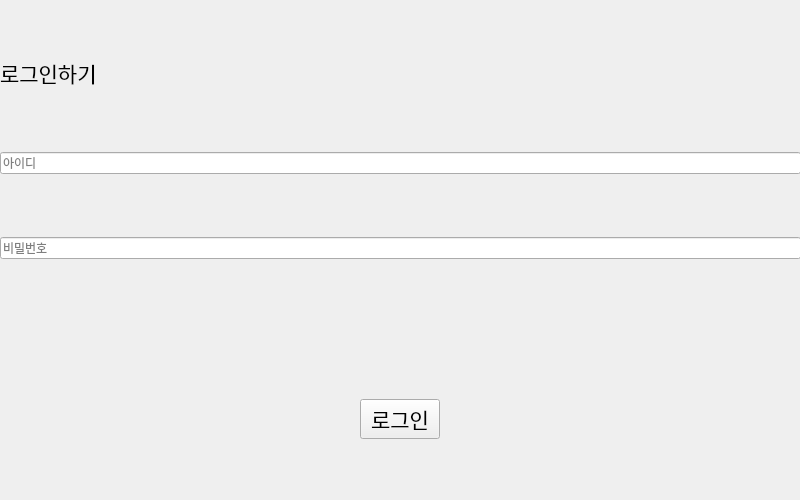
This is ui/login-page.ui in Veda-Qt/project as Qt 5 draws it before an edit. The edited form follows.
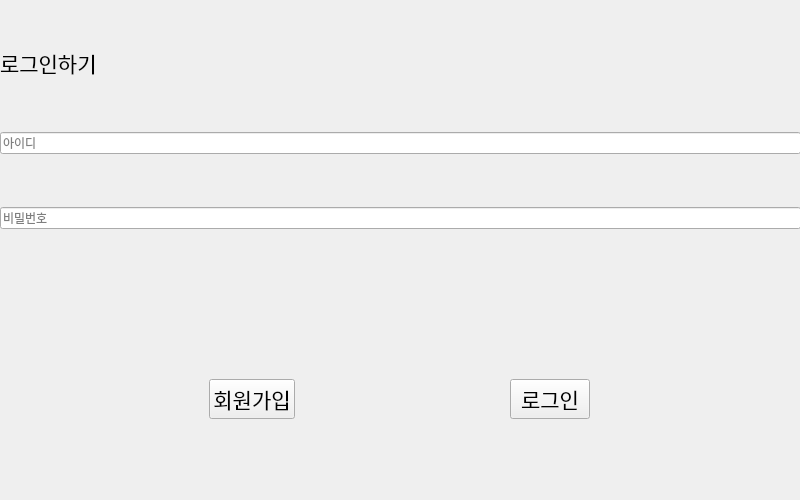
This is the edited form.

Commit message: FEATURE: add pushbutton for add user

```diff
--- a/ui/login-page.ui
+++ b/ui/login-page.ui
@@ -22,7 +22,10 @@
      <height>501</height>
     </rect>
    </property>
-   <layout class="QVBoxLayout" name="vlay0">
+   <layout class="QVBoxLayout" name="vlay0" stretch="0,0,0,0,0">
+    <property name="sizeConstraint">
+     <enum>QLayout::SizeConstraint::SetDefaultConstraint</enum>
+    </property>
     <item>
      <widget class="QLabel" name="lbl_login">
       <property name="sizePolicy">
@@ -71,7 +74,43 @@
       </property>
      </widget>
     </item>
-    <item alignment="Qt::AlignmentFlag::AlignHCenter">
+    <item>
+     <widget class="QWidget" name="widget" native="true">
+      <property name="maximumSize">
+       <size>
+        <width>16777215</width>
+        <height>100</height>
+       </size>
+      </property>
+      <widget class="QWidget" name="horizontalLayoutWidget">
+       <property name="geometry">
+        <rect>
+         <x>0</x>
+         <y>0</y>
+         <width>801</width>
+         <height>101</height>
+        </rect>
+       </property>
+       <layout class="QHBoxLayout" name="horizontalLayout_3">
+        <item>
+         <widget class="QPushButton" name="btn_adduser">
+          <property name="sizePolicy">
+           <sizepolicy hsizetype="Maximum" vsizetype="Fixed">
+            <horstretch>0</horstretch>
+            <verstretch>0</verstretch>
+           </sizepolicy>
+          </property>
+          <property name="font">
+           <font>
+            <pointsize>16</pointsize>
+           </font>
+          </property>
+          <property name="text">
+           <string>회원가입</string>
+          </property>
+         </widget>
+        </item>
+        <item>
      <widget class="QPushButton" name="btn_login">
       <property name="sizePolicy">
        <sizepolicy hsizetype="Maximum" vsizetype="Fixed">
@@ -79,6 +118,12 @@
         <verstretch>0</verstretch>
        </sizepolicy>
       </property>
+          <property name="maximumSize">
+           <size>
+            <width>16777215</width>
+            <height>16777215</height>
+           </size>
+          </property>
       <property name="font">
        <font>
         <pointsize>16</pointsize>
@@ -93,6 +138,10 @@
       <property name="text">
        <string>로그인</string>
       </property>
+         </widget>
+        </item>
+       </layout>
+      </widget>
      </widget>
     </item>
    </layout>
```
Lines whose indentation alone changed are shown as unchanged.
